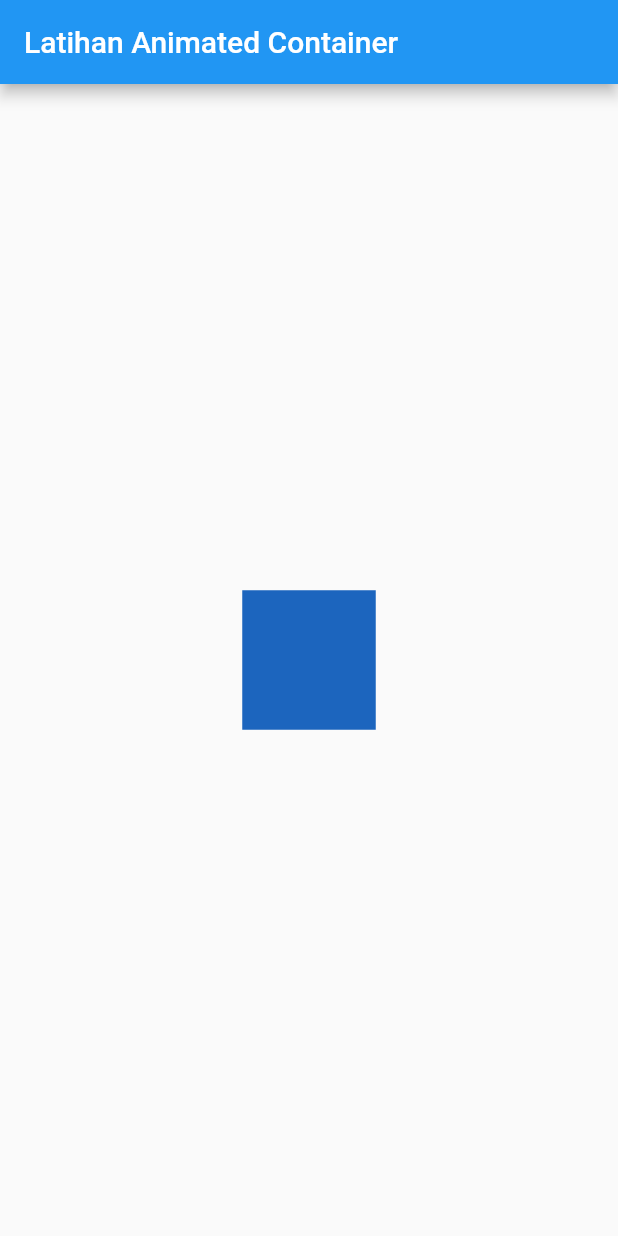
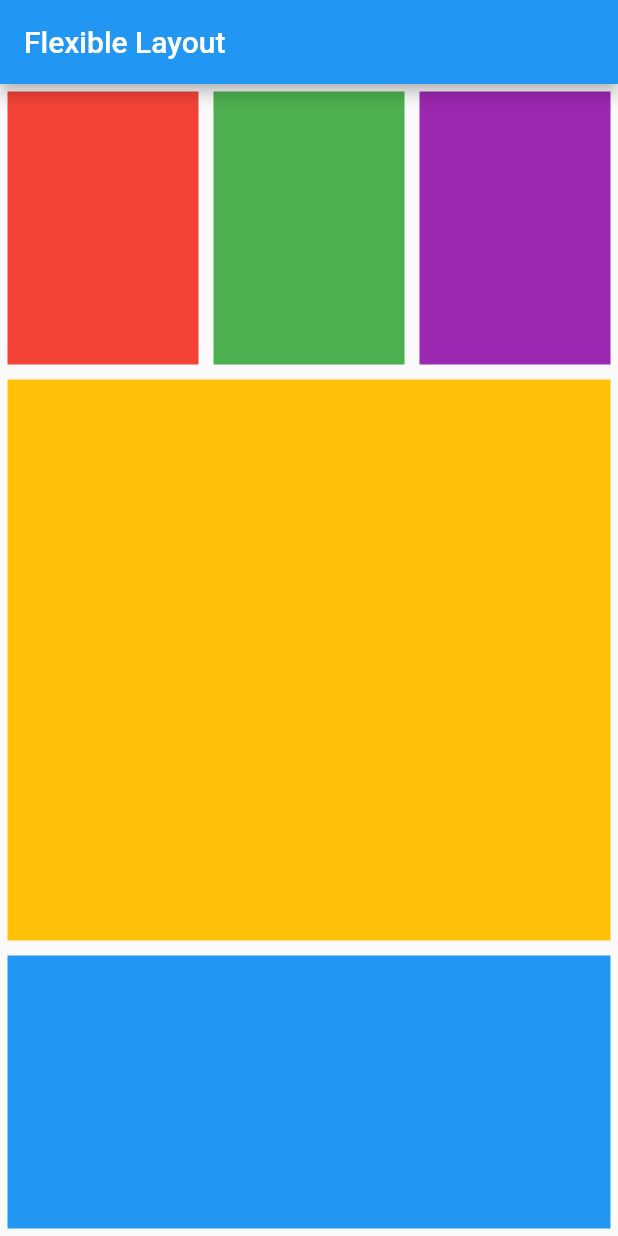
Before and after one commit to bayunugrraha/flutter_example, a Flutter app: the screen it shows after launch, on a phone screen of 412 x 824 dp. Run offline on Flutter 3.47's test engine with Material 2 defaults, Android fonts, the phone set to English and light mode, and no system bars.

Commit message:
flexible widget

```diff
--- a/lib/main.dart
+++ b/lib/main.dart
@@ -5,34 +5,54 @@ import 'package:flutter/material.dart';
 
 void main() => runApp(MyApp());
 
-class MyApp extends StatefulWidget {
-  @override
-  _MyAppState createState() => _MyAppState();
-}
-
-class _MyAppState extends State<MyApp> {
-  Random random = Random();
-
+class MyApp extends StatelessWidget {
   @override
   Widget build(BuildContext context) {
     return MaterialApp(
       home: Scaffold(
         appBar: AppBar(
-          title: Text("Latihan Animated Container"),
+          title: Text("Flexible Layout"),
         ),
-        body: Center(
-          child: GestureDetector(
-            onTap: () {
-              setState(() {});
-            },
-            child: AnimatedContainer(
-              color: Color.fromARGB(255, random.nextInt(256),
-                  random.nextInt(256), random.nextInt(256)),
-              duration: Duration(seconds: 1),
-              width: 50.0 + random.nextInt(101),
-              height: 50.0 + random.nextInt(101),
+        body: Column(
+          children: [
+            Flexible(
+              flex: 1,
+              child: Row(
+                children: [
+                  Flexible(
+                      flex: 1,
+                      child: Container(
+                        margin: EdgeInsets.all(5),
+                        color: Colors.red,
+                      )),
+                  Flexible(
+                      flex: 1,
+                      child: Container(
+                        margin: EdgeInsets.all(5),
+                        color: Colors.green,
+                      )),
+                  Flexible(
+                      flex: 1,
+                      child: Container(
+                        margin: EdgeInsets.all(5),
+                        color: Colors.purple,
+                      )),
+                ],
+              ),
             ),
-          ),
+            Flexible(
+                flex: 2,
+                child: Container(
+                  margin: EdgeInsets.all(5),
+                  color: Colors.amber,
+                )),
+            Flexible(
+                flex: 1,
+                child: Container(
+                  margin: EdgeInsets.all(5),
+                  color: Colors.blue,
+                )),
+          ],
         ),
       ),
     );
```
